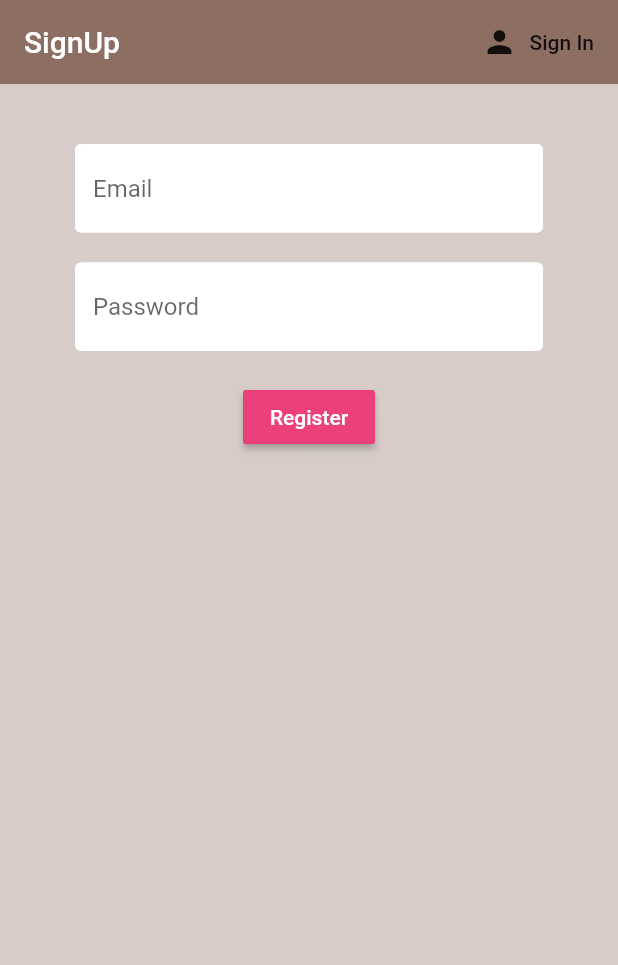
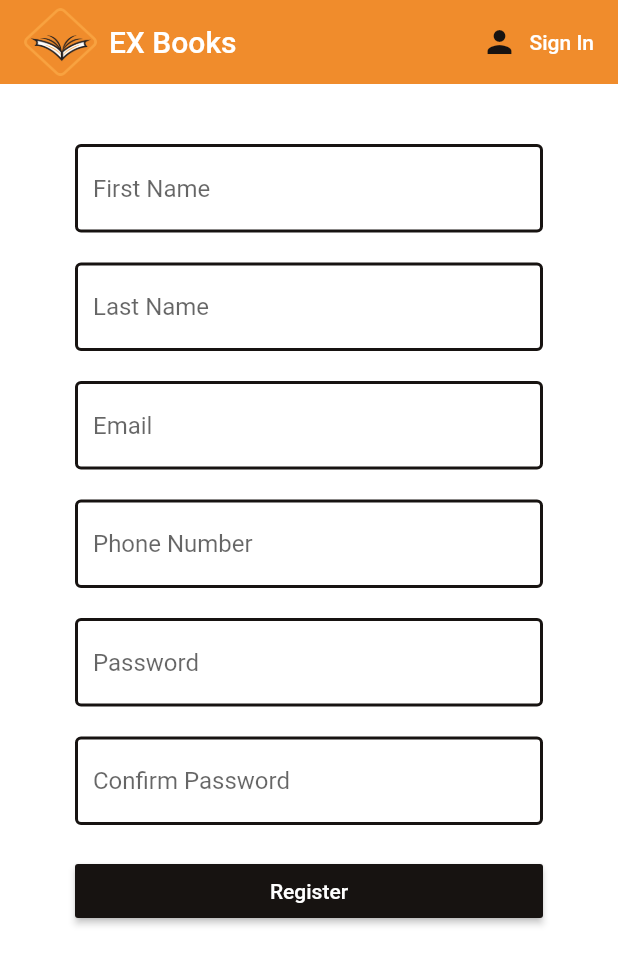
Before and after one commit to fatmakamal/Ex-Books, a Flutter app: the screen it shows after launch, after a tap on "Sign in", after a tap on "Sign Up", on a phone screen of 412 x 824 dp. Shown: the top 965 px of the screen. Run offline on Flutter 3.47's test engine with Material 2 defaults, Android fonts, the light colour scheme and no system bars; our stand-ins replace cloud_firestore, firebase_auth, flutter_spinkit; accounts and stored records are empty.

Commit message:
Login and register UI desgin , Login Authentication , Add new user on database

```diff
--- a/lib/screens/authenticate/register.dart
+++ b/lib/screens/authenticate/register.dart
@@ -2,6 +2,7 @@ import 'package:flutter/material.dart';
 import 'package:ex_books/services/Auth.dart';
 import 'package:ex_books/shared/constants.dart';
 import 'package:ex_books/shared/loading.dart';
+import 'package:flutter/services.dart';
 
 class Register extends StatefulWidget {
 
@@ -16,23 +17,41 @@ class _RegisterState extends State<Register> {
 
   final _formkey = GlobalKey<FormState>();
   final Authservices _auth = Authservices();
+  String firstName = '';
+  String lastName = '';
+  String phoneNumber = '';
   String email='';
   String password='';
+  String confirmedPassword = '';
   String error='';
   bool loading =false;
 
   @override
   Widget build(BuildContext context) {
     return loading? Loading(): Scaffold(
-      backgroundColor: Colors.brown[100],
+
+      backgroundColor: Colors.white,
       appBar:AppBar(
-        backgroundColor: Colors.brown[400],
-        title: Text('SignUp'),
+        backgroundColor:Color.fromRGBO(240, 140, 44, 10),
+        title: Row(
+              mainAxisAlignment: MainAxisAlignment.start,
+              children: [
+                  Image.asset(
+                 'img/logo.png',
+                  fit: BoxFit.contain,
+                  height: 45,
+              ),
+              Container(
+                  padding: const EdgeInsets.all(8.0), child: Text('EX Books',))
+            ],
+
+          ),
         elevation: 0.0,
         actions: <Widget>[
           FlatButton.icon(
-            icon: Icon(Icons.person),
+            icon: Icon(Icons.person,color: Color.fromRGBO(23, 19, 17, 10),),
             label: Text('Sign In'),
+            textColor: Colors.white,
             onPressed: (){
               widget.toggleView();
             },
@@ -45,22 +64,74 @@ class _RegisterState extends State<Register> {
         padding: EdgeInsets.symmetric(vertical: 20.0,horizontal: 50.0),
         child: Form(
           key: _formkey,
-          child: Column(
+          child: ListView(
+            scrollDirection: Axis.vertical,
             children: <Widget>[
               SizedBox(height: 20.0,),
               TextFormField(
+                inputFormatters: [
+                   WhitelistingTextInputFormatter(RegExp("[a-zA-Z]")),
+                   BlacklistingTextInputFormatter(RegExp("[0-10]")),],
+                decoration: textInputDecoration.copyWith(hintText: 'First Name'),
+                validator: (val) => val.isEmpty? 'Enter your First Name' : null ,
+                onChanged: (val){
+                  setState(() {
+                    firstName=val;
+                  });
+                },
+              ),
+              SizedBox(height: 20.0,),
+              TextFormField(
+                inputFormatters: [
+                   WhitelistingTextInputFormatter(RegExp("[a-zA-Z]")),
+                   BlacklistingTextInputFormatter(RegExp("[0-10]")),],
+                decoration: textInputDecoration.copyWith(hintText: 'Last Name'),
+                validator: (val) => val.isEmpty? 'Enter your Last Name' : null ,
+                onChanged: (val){
+                  setState(() {
+                    lastName=val;
+                  });
+                },
+              ),
+              SizedBox(height: 20.0,),
+              TextFormField(
                 decoration: textInputDecoration.copyWith(hintText: 'Email'),
-                validator: (val) => val.isEmpty? 'enter an email' : null ,
+                validator: (val) {
+                  if (val.isEmpty || !val.contains('@')) {
+                        return 'Enter valid email';
+                                  }
+                        return null;
+                                },
                 onChanged: (val){
                   setState(() {
                     email=val;
                   });
                 },
               ),
+
+              SizedBox(height: 20.0,),
+              TextFormField(
+                keyboardType: TextInputType.phone,
+                decoration: textInputDecoration.copyWith(hintText: 'Phone Number'),
+                validator: (val) {
+                     if (val.isEmpty || val.length != 11) {
+                      return 'Enter a valid number';
+                           }
+                      return null;
+                                },
+
+                onChanged: (val){
+                  setState(() {
+                    phoneNumber=val;
+                  });
+                },
+              ),
+
+
               SizedBox(height: 20.0,),
               TextFormField(
                 decoration: textInputDecoration.copyWith(hintText: 'Password'),
-                validator: (val) => val.length < 6 ? 'enter an password more than 6 chars' : null ,
+                validator: (val) => val.length < 6 ? 'Enter an password more than 6 chars' : null ,
                 obscureText: true,
                 onChanged: (val){
                   setState(() {
@@ -68,16 +139,32 @@ class _RegisterState extends State<Register> {
                   });
                 },
               ),
+              SizedBox(height: 20.0,),
+              TextFormField(
+                decoration: textInputDecoration.copyWith(hintText: 'Confirm Password'),
+                validator: (val) => val.length < 6 ?
+                 'Enter an password more than 6 chars' :
+                 password!=confirmedPassword ?
+                 'Password not matched': null ,
+                obscureText: true,
+                onChanged: (val){
+                  setState(() {
+                    confirmedPassword=val;
+                  });
+                },
+              ),
+
+
             SizedBox(height: 20.0,),
             RaisedButton(
-              color: Colors.pink[400],
+              color: Color.fromRGBO(23, 19, 17, 10),
               child: Text('Register',
               style:TextStyle(color:Colors.white),
               ),
               onPressed: () async{
                if(_formkey.currentState.validate()){
                     setState(() => loading=true);
-                    dynamic result = await _auth.registerWithMailAndPassword(email, password);
+                    dynamic result = await _auth.registerWithMailAndPassword(firstName,lastName,phoneNumber,email,password);
                     if(result==null){
                       setState(() {
                         error='could not register';
--- a/lib/screens/authenticate/sign_in.dart
+++ b/lib/screens/authenticate/sign_in.dart
@@ -25,15 +25,28 @@ class _SignInState extends State<SignIn> {
   @override
   Widget build(BuildContext context) {
     return loading ? Loading():Scaffold(
-      backgroundColor: Color.fromRGBO(238,238,238,20),
+      backgroundColor: Colors.white,
       appBar:AppBar(
-        backgroundColor: Color.fromRGBO(205,141,0, 30),
-        title: Text('SignIn'),
+        backgroundColor: Color.fromRGBO(240, 140, 44, 10),
+         title: Row(
+              mainAxisAlignment: MainAxisAlignment.start,
+              children: [
+                  Image.asset(
+                 'img/logo.png',
+                  fit: BoxFit.contain,
+                  height: 45,
+              ),
+              Container(
+                  padding: const EdgeInsets.all(8.0), child: Text('EX Books',))
+            ],
+
+          ),
         elevation: 0.0,
         actions: <Widget>[
           FlatButton.icon(
-            icon: Icon(Icons.person),
-            label: Text('Sign Up'),
+            icon: Icon(Icons.person,color: Color.fromRGBO(23, 19, 17, 10),),
+            label: Text('Sign Up',),
+            textColor: Colors.white,
             onPressed: (){
                  widget.toggleView();
             },
@@ -46,12 +59,25 @@ class _SignInState extends State<SignIn> {
         padding: EdgeInsets.symmetric(vertical: 20.0,horizontal: 50.0),
         child: Form(
           key: _formkey,
-          child: Column(
+          child:ListView(
+            scrollDirection: Axis.vertical,
             children: <Widget>[
+              SizedBox(height: 40.0,),
+              Image.asset(
+                 'img/logo.png',
+                  fit: BoxFit.contain,
+                  height: 200,
+              ),
+
               SizedBox(height: 20.0,),
               TextFormField(
                 decoration: textInputDecoration.copyWith(hintText: 'Email'),
-                validator: (val) => val.isEmpty? 'enter an email' : null ,
+                validator: (val) {
+                  if (val.isEmpty) {
+                        return 'Please enter valid email';
+                                  }
+                        return null;
+                                },
                 onChanged: (val){
                   setState(() {
                     email=val;
@@ -71,9 +97,10 @@ class _SignInState extends State<SignIn> {
               ),
             SizedBox(height: 20.0,),
             RaisedButton(
-              color: Color.fromRGBO(167,50,50, 20),
+                color: Color.fromRGBO(23, 19, 17, 10),
                 child: Text('Sign in',
-              style:TextStyle(color:Colors.white),
+                style:TextStyle(color:Colors.white,fontWeight: FontWeight.bold),
+
                 ),
                 onPressed: () async{
                   if(_formkey.currentState.validate()){
@@ -81,12 +108,13 @@ class _SignInState extends State<SignIn> {
                       dynamic result = await _auth.signInWithMailAndPassword(email, password);
                       if(result==null){
                         setState(() {
-                        error='could not sign in';
+                          error='Email Or Password is incorrect';
                           loading=false;
                           });
                  }}
                 },
               ),
+
 
             SizedBox(height: 12.0,),
             Text(error,
--- a/lib/screens/home/home.dart
+++ b/lib/screens/home/home.dart
@@ -17,6 +17,7 @@ class Home extends StatelessWidget {
 
 
     return  Scaffold(
+
         backgroundColor: Colors.brown[100],
         appBar:AppBar(
           backgroundColor: Colors.brown[400],
--- a/lib/services/Auth.dart
+++ b/lib/services/Auth.dart
@@ -38,14 +38,14 @@ Future SignOut() async{
 
 //---------- Register using email and password----------
 
-Future registerWithMailAndPassword(String email ,String password) async{
+Future registerWithMailAndPassword(String firstname,String lastname,String phonenumber,String email ,String password) async{
 
   try{
     AuthResult result = await _auth.createUserWithEmailAndPassword(email: email,password: password);
     FirebaseUser user = result.user;
 
     //create a new document for the user with uid
-    await DatabaseServices(uid: user.uid).updateUserData('0', 'new crew member', 100);
+    await DatabaseServices(uid: user.uid).updateUserData(firstname, lastname , phonenumber , email);
 
     return _userFromFirebaseUser(user);
   }catch(e){
--- a/lib/services/database.dart
+++ b/lib/services/database.dart
@@ -7,13 +7,14 @@ class DatabaseServices {
  DatabaseServices({this.uid});
 
   //  collection refrence
-  final CollectionReference brewCollection = Firestore.instance.collection('brews');
+  final CollectionReference userCOllection = Firestore.instance.collection('users');
 
-Future updateUserData(String sugars, String name, int strength)async{
-  return await brewCollection.document(uid).setData({
-    'sugars': sugars,
-    'name': name,
-    'strenght':strength,
+Future updateUserData(String firstname, String lastname, String phonenumber,String email)async{
+  return await userCOllection.document(uid).setData({
+    'firstname': firstname,
+    'lastname': lastname,
+    'phonenumber':phonenumber,
+    'email':email,
       }) ;
 }
 
--- a/lib/shared/constants.dart
+++ b/lib/shared/constants.dart
@@ -5,9 +5,9 @@ const textInputDecoration = InputDecoration(
    fillColor: Colors.white,
    filled: true,
    enabledBorder: OutlineInputBorder(
-   borderSide: BorderSide(color: Colors.white,width: 2.0)
+   borderSide: BorderSide(color: Color.fromRGBO(23, 19, 17, 100),width: 2.0)
    ),
    focusedBorder: OutlineInputBorder(
-   borderSide: BorderSide(color: Colors.pinkAccent,width: 2.0)
+   borderSide: BorderSide(color: Color.fromRGBO(180, 10, 3, 2),width: 2.0)
       )
  );
--- a/pubspec.yaml
+++ b/pubspec.yaml
@@ -44,11 +44,15 @@ flutter:
   # included with your application, so that you can use the icons in
   # the material Icons class.
   uses-material-design: true
+  assets:
+    - img/
 
   # To add assets to your application, add an assets section, like this:
   # assets:
   #  - images/a_dot_burr.jpeg
   #  - images/a_dot_ham.jpeg
+
+
 
   # An image asset can refer to one or more resolution-specific "variants", see
   # https://flutter.dev/assets-and-images/#resolution-aware.
```
Also changed, not shown: img/background.jpg (added), img/logo.png (added), img/so-many-colorful-books-leggings.jpg (added). Lines whose indentation alone changed are shown as unchanged.
